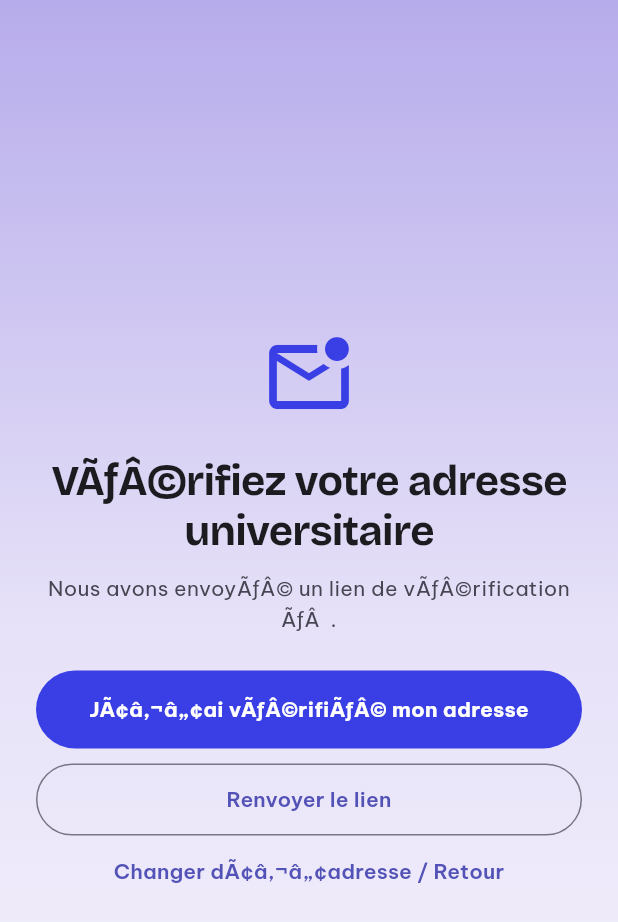
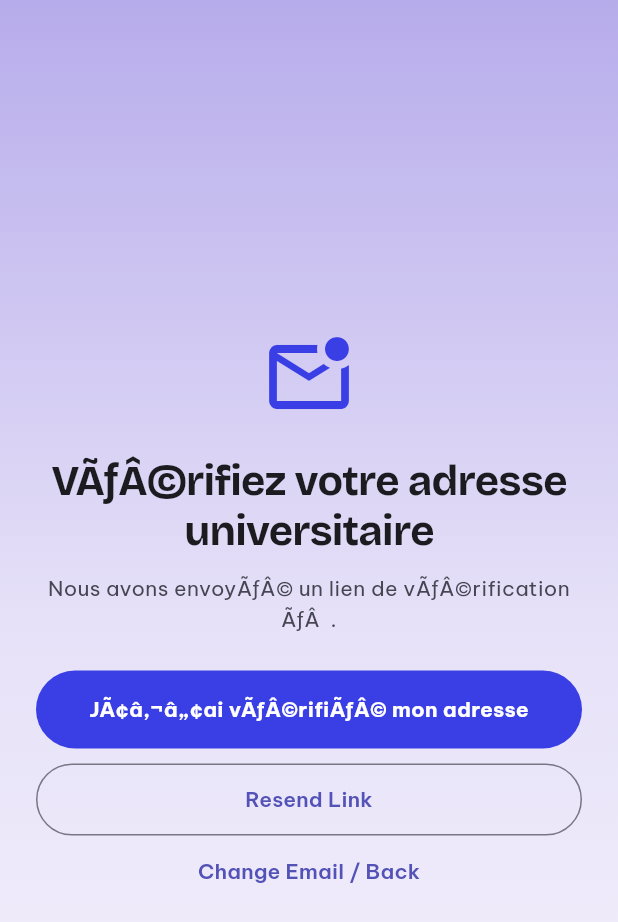
Before and after one commit to BigStaaaan/smartCar, a Flutter app: the EmailVerificationPage screen opened directly, on a phone screen of 412 x 824 dp. Shown: the top 922 px of the screen. Run offline on Flutter 3.47's test engine with Material 3 defaults, Android fonts, the phone set to English and light mode, and no system bars; our stand-ins replace dio, firebase_auth, firebase_core, flutter_riverpod, google_fonts, google_sign_in and 2 more; accounts and stored records are empty.

Commit message:
fix(email_verification): translate UI strings to English

```diff
--- a/frontend/lib/features/email_verification/presentation/pages/email_verification_page.dart
+++ b/frontend/lib/features/email_verification/presentation/pages/email_verification_page.dart
@@ -24,7 +24,7 @@ class _EmailVerificationPageState extends State<EmailVerificationPage> {
         DateTime.now().difference(_lastResendAt!) <
             const Duration(seconds: 60)) {
       setState(
-        () => _message = 'Veuillez attendre avant de demander un nouveau lien.',
+        () => _message = 'Please wait before requesting a new link.',
       );
       return;
     }
@@ -38,10 +38,10 @@ class _EmailVerificationPageState extends State<EmailVerificationPage> {
             'Lien de verification renvoye sur votre adresse universitaire.',
       );
     } on FirebaseAuthException catch (error) {
-      String message = error.message ?? 'Impossible de renvoyer le lien.';
+      String message = error.message ?? 'Unable to resend verification link.';
       if (error.code == 'too-many-requests') {
         message =
-            'Trop de demandes. Attendez quelques minutes avant de renvoyer.';
+            'Too many requests. Please wait a few minutes before resending.';
       }
       setState(() => _message = message);
     } finally {
@@ -156,7 +156,7 @@ class _EmailVerificationPageState extends State<EmailVerificationPage> {
                         minimumSize: const Size.fromHeight(48),
                         shape: const StadiumBorder(),
                       ),
-                      child: const Text('Renvoyer le lien'),
+                      child: const Text('Resend Link'),
                     ),
                     TextButton(
                       onPressed: () async {
@@ -165,7 +165,7 @@ class _EmailVerificationPageState extends State<EmailVerificationPage> {
                           Navigator.of(context).pop();
                         }
                       },
-                      child: const Text('Changer dÃ¢â‚¬â„¢adresse / Retour'),
+                      child: const Text('Change Email / Back'),
                     ),
                   ],
                 ),
```
